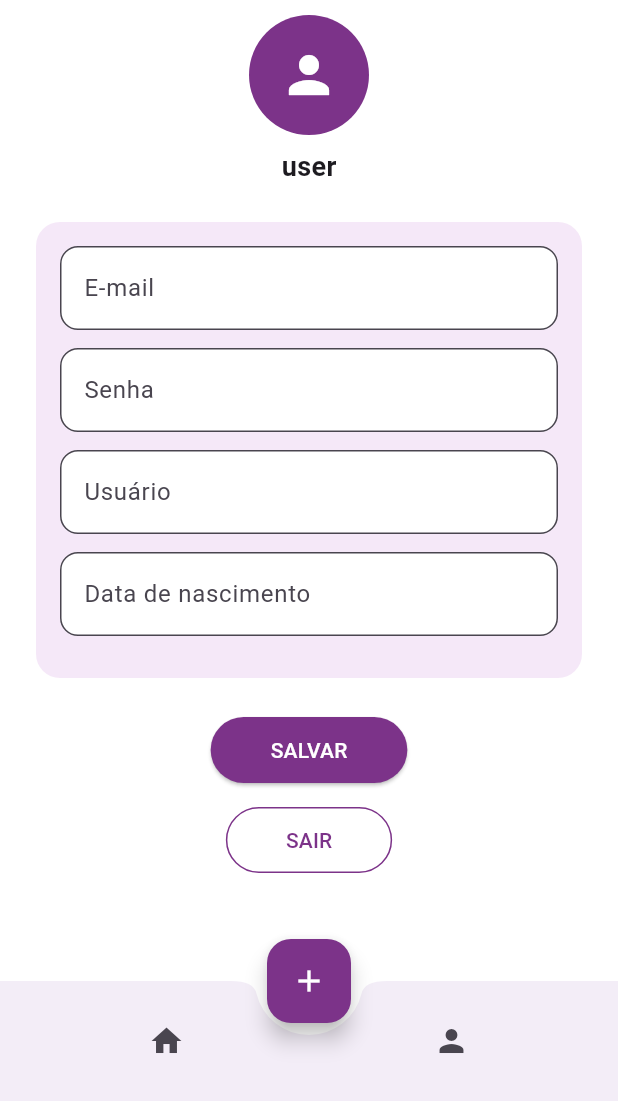
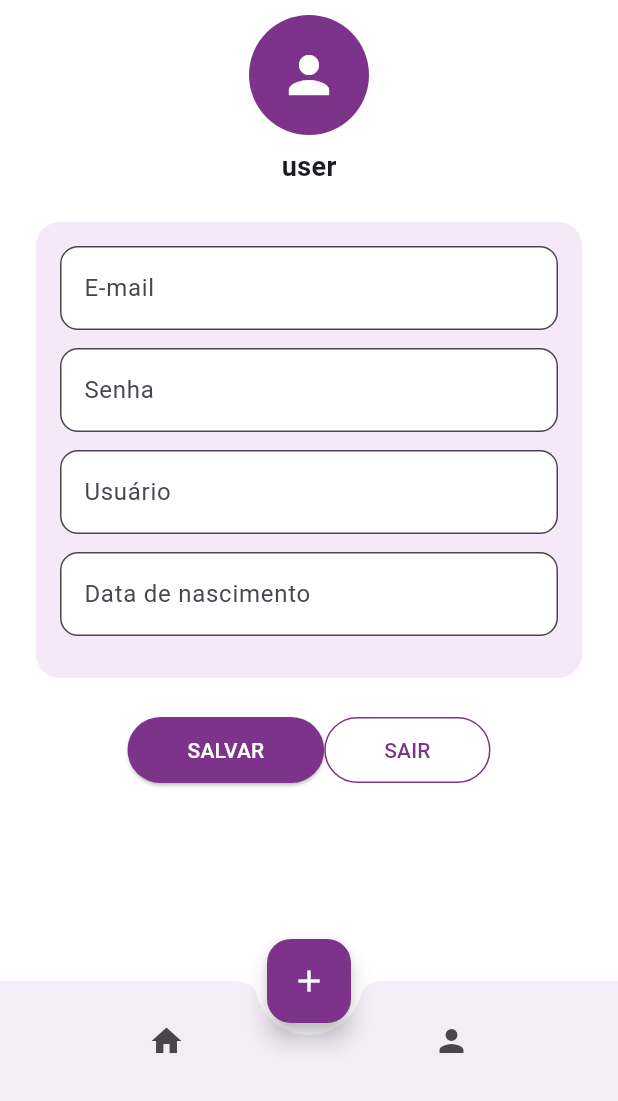
Before and after one commit to Versionaryy/versionary-collab, a Flutter app: the TelaPerfil screen opened by its route, on a phone screen of 412 x 824 dp, the part 135-1236 px from its top. Run offline on Flutter 3.47's test engine with Material 3 defaults, Android fonts, the phone set to English and light mode, and no system bars.

Commit message:
correção overflow

```diff
--- a/mobile/mobile/lib/routes/tela_perfil.dart
+++ b/mobile/mobile/lib/routes/tela_perfil.dart
@@ -3,11 +3,14 @@ import 'package:flutter/material.dart';
 class TelaPerfil extends StatelessWidget {
   static const Color roxo = Color(0xFF7C3389);
 
+  const TelaPerfil({super.key});
+
   @override
   Widget build(BuildContext context) {
     return Scaffold(
       backgroundColor: Colors.white,
-      body: Column(
+      body: SingleChildScrollView(
+        child: Column(
           children: [
             const SizedBox(height: 10),
             Image.asset('assets/logo.png', height: 80),
@@ -37,6 +40,9 @@ class TelaPerfil extends StatelessWidget {
               ),
             ),
             const SizedBox(height: 24),
+            Row(
+              mainAxisAlignment: MainAxisAlignment.center,
+              children: [
                 ElevatedButton(
                   onPressed: () {
                     // salvar alterações
@@ -64,6 +70,9 @@ class TelaPerfil extends StatelessWidget {
                   child: const Text('SAIR', style: TextStyle(color: roxo)),
                 ),
               ],
+            ),
+          ],
+        ),
       ),
       bottomNavigationBar: BottomAppBar(
         shape: const CircularNotchedRectangle(),
@@ -95,7 +104,7 @@ class PerfilCampo extends StatelessWidget {
   final String label;
   final String hint;
 
-  const PerfilCampo({required this.label, required this.hint});
+  const PerfilCampo({super.key, required this.label, required this.hint});
 
   @override
   Widget build(BuildContext context) {
```
Lines whose indentation alone changed are shown as unchanged.
